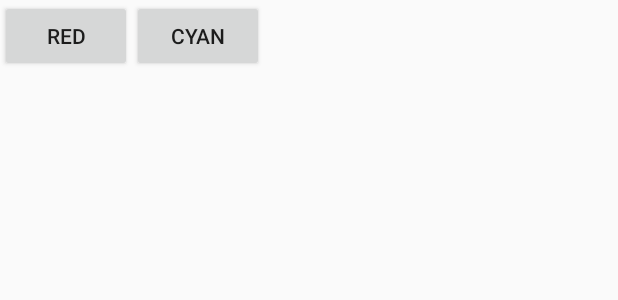
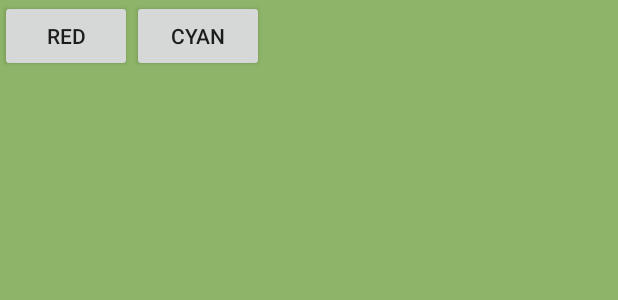
Before and after one commit to csw1234/ReumaNatlot, an Android app: the layout category_actvity.xml on its own in the app's theme, with its tools: preview values and no code run, on a phone screen of 412 x 824 dp. Shown: the top 300 px of the screen. Run offline under Robolectric (Android 15) with nearby library versions, the phone set to English and light mode, and no system bars.

Commit message:
added background

```diff
--- a/app/src/main/AndroidManifest.xml
+++ b/app/src/main/AndroidManifest.xml
@@ -6,7 +6,7 @@
 
     <application
         android:allowBackup="true"
-        android:icon="@mipmap/ic_launcher"
+        android:icon="@drawable/ic_logo"
         android:label="@string/app_name"
         android:roundIcon="@mipmap/ic_launcher_round"
         android:supportsRtl="true"
--- a/app/src/main/res/layout/category_actvity.xml
+++ b/app/src/main/res/layout/category_actvity.xml
@@ -1,11 +1,29 @@
 <?xml version="1.0" encoding="utf-8"?>
-<LinearLayout xmlns:android="http://schemas.android.com/apk/res/android"
+<FrameLayout xmlns:android="http://schemas.android.com/apk/res/android"
     xmlns:app="http://schemas.android.com/apk/res-auto"
     xmlns:tools="http://schemas.android.com/tools"
     android:layout_width="match_parent"
     android:layout_height="match_parent"
     tools:context="com.alonz.reumanatlot.CategoryActivity">
-    <Button
+    <FrameLayout
+        android:layout_width="match_parent"
+        android:layout_height="match_parent">
+    <ImageView
+        android:id="@+id/imageView"
+        android:layout_width="match_parent"
+        android:layout_height="match_parent"
+        android:background="@color/colorPrimary" />
+    <ImageView
+        android:layout_width="match_parent"
+        android:layout_height="match_parent"
+
+        />
+
+    </FrameLayout>
+    <LinearLayout
+        android:layout_width="wrap_content"
+        android:layout_height="wrap_content">
+        <Button
         android:id="@+id/RedButton"
         android:layout_width="wrap_content"
         android:layout_height="wrap_content"
@@ -17,5 +35,7 @@
         android:layout_height="wrap_content"
         android:text="Cyan"
         />
+</LinearLayout>
 
-</LinearLayout>
+
+</FrameLayout>
--- a/app/src/main/res/values/colors.xml
+++ b/app/src/main/res/values/colors.xml
@@ -1,6 +1,6 @@
 <?xml version="1.0" encoding="utf-8"?>
 <resources>
-    <color name="colorPrimary">#3F51B5</color>
-    <color name="colorPrimaryDark">#303F9F</color>
+    <color name="colorPrimary">#8DB468</color>
+    <color name="colorPrimaryDark">#5b892f</color>
     <color name="colorAccent">#FF4081</color>
 </resources>
--- a/app/src/main/res/values/strings.xml
+++ b/app/src/main/res/values/strings.xml
@@ -1,5 +1,5 @@
 <resources>
-    <string name="app_name">ReumaNatlot</string>
+    <string name="app_name">ראומה נטלות</string>
     <string name="title_activity_main2">MainActivity2</string>
     <string name="title_home">Home</string>
     <string name="title_dashboard">Dashboard</string>
```
Also changed, not shown: app/src/main/res/layout/recycleview.xml (+13 -1 lines).
